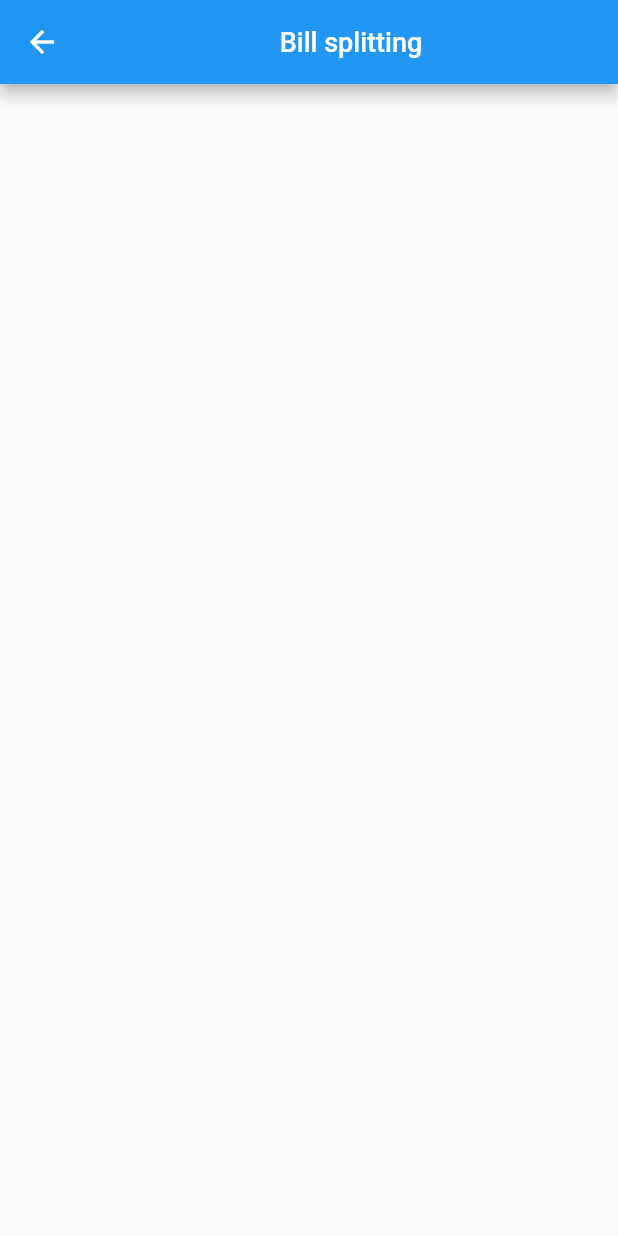
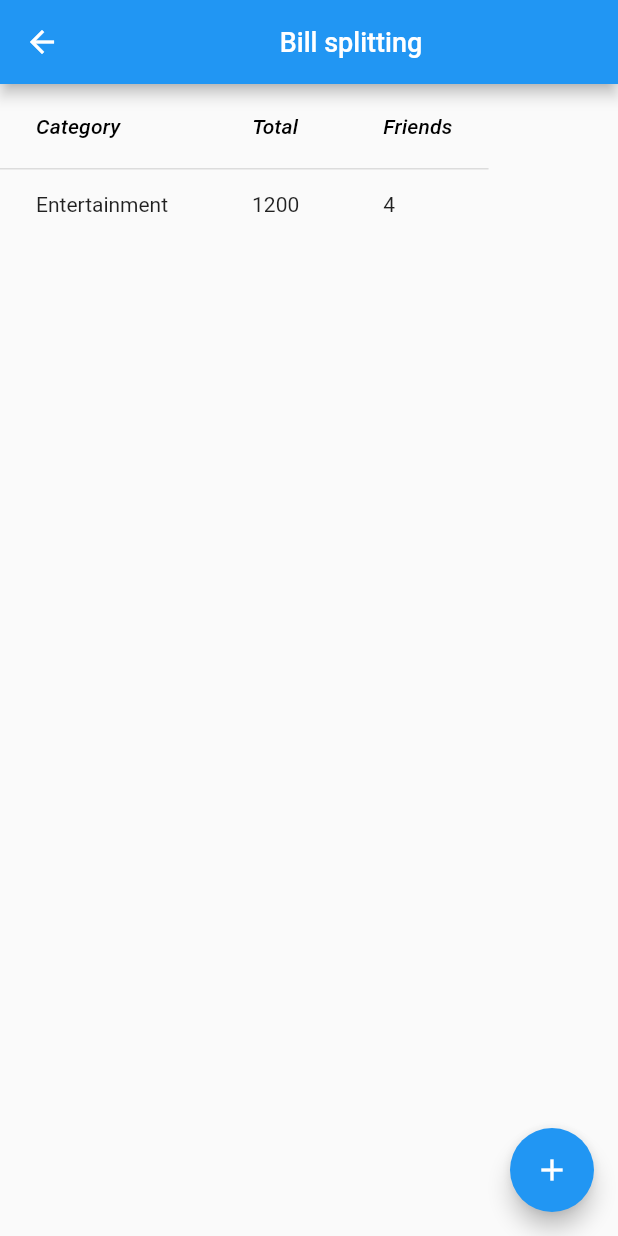
Before and after one commit to joeljohngeorge/designproject, a Flutter app: the Billsplitting screen opened directly, on a phone screen of 412 x 824 dp. Run offline on Flutter 3.47's test engine with Material 2 defaults, Android fonts, the phone set to English and light mode, and no system bars.

Commit message:
Not working as expected

```diff
--- a/lib/screens/billsplitting.dart
+++ b/lib/screens/billsplitting.dart
@@ -1,3 +1,4 @@
+import 'package:expensemonitor/screens/addbillsplit.dart';
 import 'package:flutter/material.dart';
 
 class Billsplitting extends StatefulWidget {
@@ -15,6 +16,47 @@ class _BillsplittingState extends State<Billsplitting> {
               fontSize: 18,
             )),)
       ),
+       floatingActionButton: FloatingActionButton(
+        child:Icon(Icons.add) ,
+          tooltip: "Split bill",
+          onPressed: (){
+            Navigator.push(
+          context,
+          MaterialPageRoute(builder: (context) => Billsplitaddpage()),
+        );
+         }),
+       body:DataTable(
+
+         columns: const <DataColumn>[
+       DataColumn(
+         label: Text(
+           'Category',
+           style: TextStyle(fontStyle: FontStyle.italic),
+         ),
+       ),
+       DataColumn(
+         label: Text(
+           'Total',
+           style: TextStyle(fontStyle: FontStyle.italic),
+         ),
+       ),
+       DataColumn(
+         label: Text(
+             'Friends',
+             style: TextStyle(fontStyle: FontStyle.italic),
+           ),
+       ),
+
+      ],
+      //Expected  data
+         rows: const <DataRow> [
+         DataRow(cells: [
+        DataCell(Text('Entertainment')),
+        DataCell(Text('1200')),
+        DataCell(Text('4')),
+
+         ]),] )
+
     );
 
 
```
